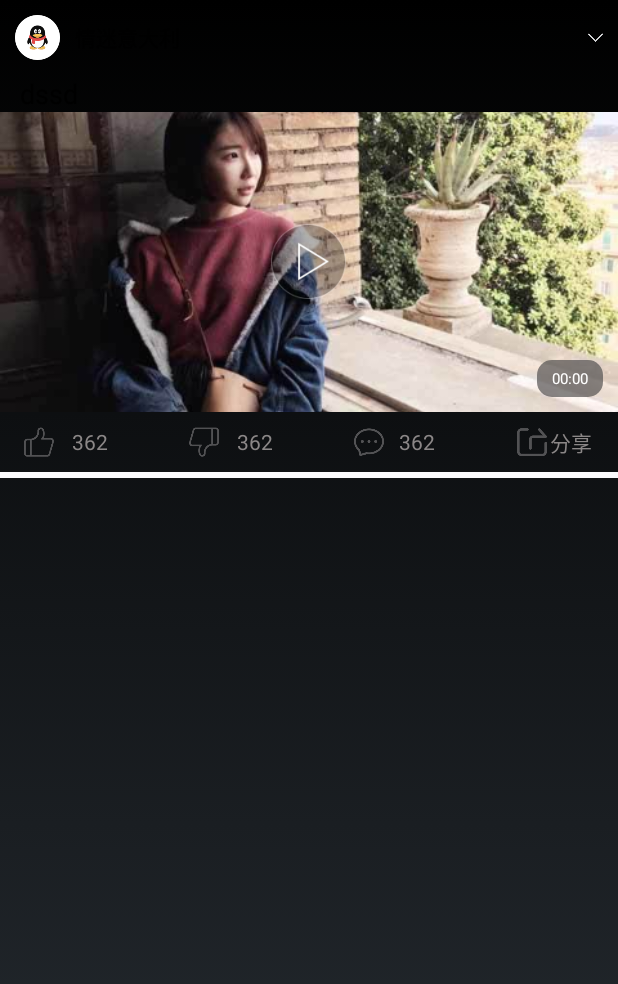
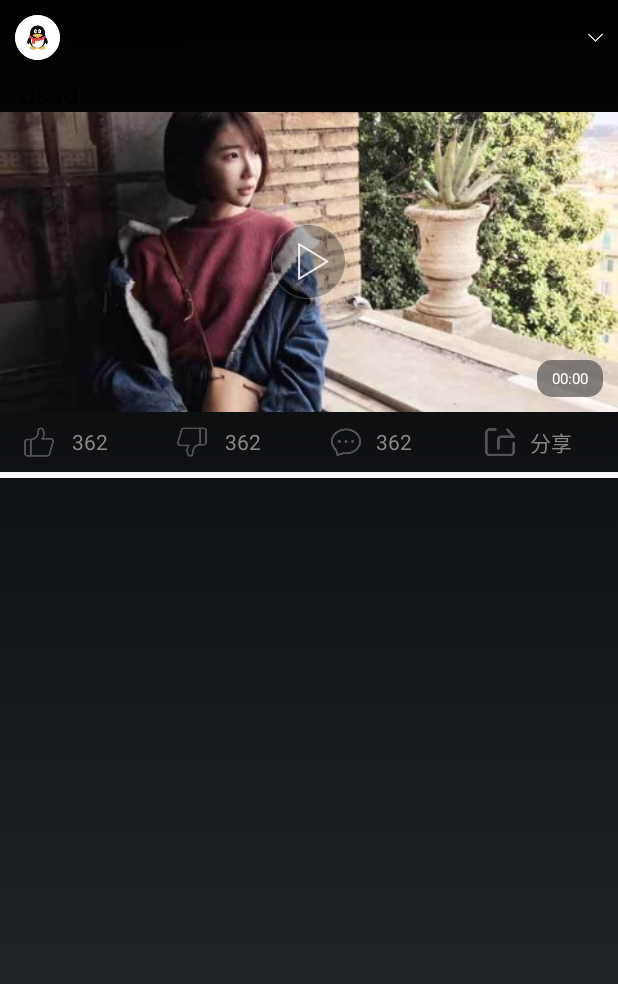
Before and after one commit to zhishaoju/youyu, an Android app: the layout adapter_view_item_info.xml on its own in the app's theme, with its tools: preview values and no code run, on a phone screen of 412 x 824 dp. Shown: the top 984 px of the screen. Run offline under Robolectric (Android 15) with nearby library versions, the light colour scheme and no system bars.

Commit message:
fix bug.

```diff
--- a/app/build.gradle
+++ b/app/build.gradle
@@ -28,9 +28,9 @@ android {
 
     buildTypes {
         debug {
-            minifyEnabled true
+            minifyEnabled false
             zipAlignEnabled true
-            shrinkResources true
+            shrinkResources false
             proguardFiles getDefaultProguardFile('proguard-android.txt'), 'proguard-rules.pro'
         }
 
--- a/app/src/main/AndroidManifest.xml
+++ b/app/src/main/AndroidManifest.xml
@@ -17,9 +17,9 @@
   <application
     android:name=".applicatioin.MainApplication"
     android:allowBackup="true"
-    android:icon="@mipmap/ic_launcher"
+    android:icon="@mipmap/app_icon"
     android:label="@string/app_name"
-    android:roundIcon="@mipmap/ic_launcher_round"
+    android:roundIcon="@mipmap/app_icon"
     android:supportsRtl="true"
     android:theme="@android:style/Theme.NoTitleBar">
     <activity
--- a/app/src/main/java/com/youyu/adapter/SecondPagerAdapter.java
+++ b/app/src/main/java/com/youyu/adapter/SecondPagerAdapter.java
@@ -53,7 +53,8 @@ public class SecondPagerAdapter extends PagerAdapter {
       LogUtil.showDLog(TAG, "container.getChildCount() = " + container.getChildCount());
     }
     Glide.with(mCtx)
-        .load(spm.picUrl)
+//        .load(spm.picUrl)
+        .load(R.mipmap.huodonglunbo)
         .into(iv_show_pic);
 
     container.addView(view);
--- a/app/src/main/java/com/youyu/bean/VideoPlayerItemInfo.java
+++ b/app/src/main/java/com/youyu/bean/VideoPlayerItemInfo.java
@@ -20,6 +20,8 @@ public class VideoPlayerItemInfo {
   public String title;
   public int type;
   public String postId;
+  public String userName;
+  public String avatarUrl;
 
 //  public VideoPlayerItemInfo(int id, String coverImage) {
 //    this.id = id;
--- a/app/src/main/java/com/youyu/fragment/IndexFragment.java
+++ b/app/src/main/java/com/youyu/fragment/IndexFragment.java
@@ -51,8 +51,6 @@ public class IndexFragment extends BaseFragment {
   RelativeLayout headView;
   @BindView(R.id.content_view)
   CusRecycleView contentView;
-  //  @BindView(R.id.content_view)
-//  PullableGridView contentView;
   @BindView(R.id.pullup_icon)
   ImageView pullupIcon;
   @BindView(R.id.loading_icon)
@@ -68,7 +66,7 @@ public class IndexFragment extends BaseFragment {
 
   private int mPageNumer = 1;
   private int mRefresh; // =1 代表刷新；=2 代表加载更多
-  private int pageSize = 10;
+  private int pageSize = 5;
 
   private Unbinder mUnbinder;
 
@@ -83,7 +81,6 @@ public class IndexFragment extends BaseFragment {
       Bundle savedInstanceState) {
     View view = inflater.inflate(R.layout.fragment_index, container, false);
     mUnbinder = ButterKnife.bind(this, view);
-//    gridView = (GridView) view.findViewById(R.id.content_view);
     initRecyclerView();
     initValue();
     initListener();
@@ -158,6 +155,7 @@ public class IndexFragment extends BaseFragment {
     mNetRequestFlag = 1;
     mRefresh = 1;
     LogUtil.showDLog(TAG, "refresh()");
+    LogUtil.showDLog(TAG, "refresh() mPageNumer = " + mPageNumer);
     String url = BASE_URL + POST_COMMENT_LIST;
     JSONObject jsonObject = new JSONObject();
     try {
--- a/app/src/main/res/layout/adapter_view_item_info.xml
+++ b/app/src/main/res/layout/adapter_view_item_info.xml
@@ -149,27 +149,22 @@
     <LinearLayout
       android:layout_width="0dp"
       android:layout_height="wrap_content"
+      android:layout_marginLeft="30dp"
       android:layout_marginRight="@dimen/margin_16"
       android:layout_weight="1"
       android:gravity="center"
       android:orientation="horizontal">
 
-      <View
-        android:layout_width="0dp"
-        android:layout_height="1dp"
-        android:layout_weight="1" />
-
       <ImageView
         android:layout_width="20dp"
         android:layout_height="20dp"
-        android:layout_marginRight="2dp"
         android:background="@mipmap/zhuanfa" />
 
       <TextView
         android:id="@+id/tv_fenxiang"
         android:layout_width="0dp"
         android:layout_height="wrap_content"
-        android:layout_gravity="center_horizontal"
+        android:layout_marginLeft="10dp"
         android:layout_weight="1"
         android:text="分享"
         android:textColor="#8b8787" />
```
Also changed, not shown: app/src/main/java/com/youyu/activity/BaseActivity.java (+8 -4 lines), app/src/main/java/com/youyu/adapter/VideoPlayListAdatper.java (+7 -0 lines), app/src/main/java/com/youyu/fragment/BaseFragment.java (+8 -4 lines), app/src/main/java/com/youyu/fragment/SecondFragment.java (+5 -4 lines), app/src/main/res/mipmap-xhdpi/app_icon.jpg (added), app/src/main/res/mipmap-xhdpi/huodonglunbo.png (added), 1 other file.
